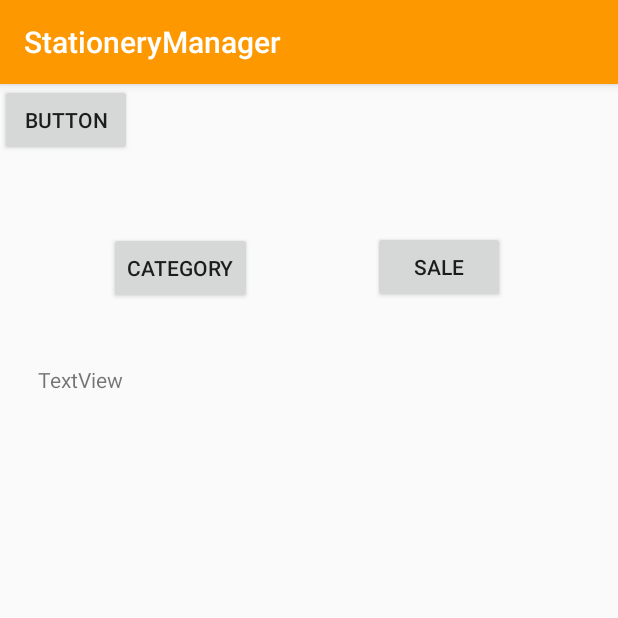
After one commit to NisugaJ/TheStationaryManager, an Android app: the LaminatingDisplay screen opened directly, with no data from a screen before it, on a phone screen of 412 x 824 dp, the top half of it. The commit adds this screen. Run offline under Robolectric (Android 15) with nearby library versions, the phone set to English and light mode, and no system bars.

Commit message:
laminating display xml & java added

```diff
--- /dev/null
+++ b/app/src/main/java/com/example/stationerymanager/LaminatingDisplay.java
@@ -0,0 +1,14 @@
+package com.example.stationerymanager;
+
+import androidx.appcompat.app.AppCompatActivity;
+
+import android.os.Bundle;
+
+public class LaminatingDisplay extends AppCompatActivity {
+
+    @Override
+    protected void onCreate(Bundle savedInstanceState) {
+        super.onCreate(savedInstanceState);
+        setContentView(R.layout.activity_laminating_display);
+    }
+}
--- /dev/null
+++ b/app/src/main/res/layout/activity_laminating_display.xml
@@ -0,0 +1,68 @@
+<?xml version="1.0" encoding="utf-8"?>
+<androidx.constraintlayout.widget.ConstraintLayout xmlns:android="http://schemas.android.com/apk/res/android"
+    xmlns:app="http://schemas.android.com/apk/res-auto"
+    xmlns:tools="http://schemas.android.com/tools"
+    android:layout_width="match_parent"
+    android:layout_height="match_parent"
+    tools:context=".LaminatingDisplay">
+
+    <Button
+        android:id="@+id/btnCat"
+        android:layout_width="wrap_content"
+        android:layout_height="wrap_content"
+        android:layout_marginStart="8dp"
+        android:layout_marginLeft="8dp"
+        android:layout_marginEnd="8dp"
+        android:layout_marginRight="8dp"
+        android:layout_marginBottom="8dp"
+        android:text="Category"
+        app:layout_constraintBottom_toBottomOf="parent"
+        app:layout_constraintEnd_toEndOf="parent"
+        app:layout_constraintHorizontal_bias="0.214"
+        app:layout_constraintStart_toStartOf="parent"
+        app:layout_constraintTop_toTopOf="parent"
+        app:layout_constraintVertical_bias="0.139" />
+
+    <Button
+        android:id="@+id/btnSale"
+        android:layout_width="wrap_content"
+        android:layout_height="wrap_content"
+        android:layout_marginStart="8dp"
+        android:layout_marginLeft="8dp"
+        android:layout_marginTop="8dp"
+        android:layout_marginEnd="8dp"
+        android:layout_marginRight="8dp"
+        android:layout_marginBottom="8dp"
+        android:text="Sale"
+        app:layout_constraintBottom_toBottomOf="parent"
+        app:layout_constraintEnd_toEndOf="parent"
+        app:layout_constraintHorizontal_bias="0.781"
+        app:layout_constraintStart_toStartOf="parent"
+        app:layout_constraintTop_toTopOf="parent"
+        app:layout_constraintVertical_bias="0.128" />
+
+    <TextView
+        android:id="@+id/textView13"
+        android:layout_width="222dp"
+        android:layout_height="46dp"
+        android:layout_marginStart="8dp"
+        android:layout_marginLeft="8dp"
+        android:layout_marginEnd="8dp"
+        android:layout_marginRight="8dp"
+        android:layout_marginBottom="8dp"
+        android:text="TextView"
+        app:layout_constraintBottom_toBottomOf="parent"
+        app:layout_constraintEnd_toEndOf="parent"
+        app:layout_constraintHorizontal_bias="0.099"
+        app:layout_constraintStart_toStartOf="parent"
+        app:layout_constraintTop_toTopOf="parent"
+        app:layout_constraintVertical_bias="0.262" />
+
+    <Button
+        android:id="@+id/button15"
+        android:layout_width="wrap_content"
+        android:layout_height="wrap_content"
+        android:text="Button"
+        tools:layout_editor_absoluteX="280dp"
+        tools:layout_editor_absoluteY="168dp" />
+</androidx.constraintlayout.widget.ConstraintLayout>
```
Also changed, not shown: app/src/main/AndroidManifest.xml (+23 -9 lines), app/src/main/res/values/strings.xml (+9 -7 lines).
